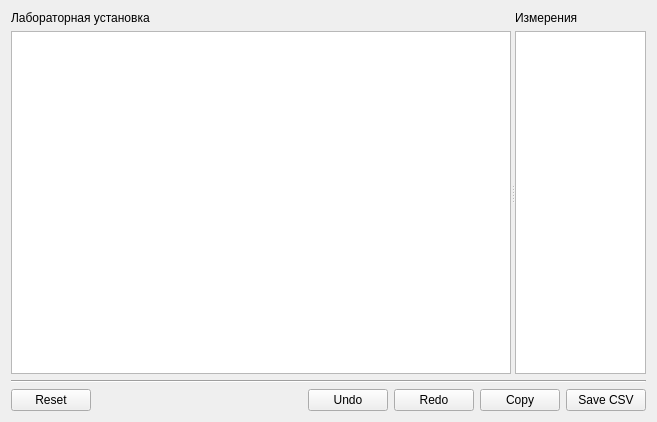
Kracav4ik/LabSimulator2019, file src/labs/lab3/lab3.ui: the form before one commit.
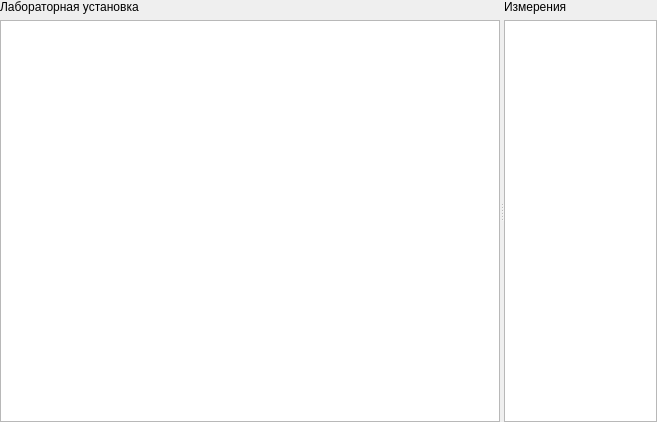
The form after the commit.

```diff
--- a/src/labs/lab3/lab3.ui
+++ b/src/labs/lab3/lab3.ui
@@ -14,6 +14,21 @@
    <string>Form</string>
   </property>
   <layout class="QVBoxLayout" name="verticalLayout_3">
+   <property name="spacing">
+    <number>0</number>
+   </property>
+   <property name="leftMargin">
+    <number>0</number>
+   </property>
+   <property name="topMargin">
+    <number>0</number>
+   </property>
+   <property name="rightMargin">
+    <number>0</number>
+   </property>
+   <property name="bottomMargin">
+    <number>0</number>
+   </property>
    <item>
     <widget class="QSplitter" name="splitter">
      <property name="sizePolicy">
@@ -74,79 +89,6 @@
      </widget>
     </widget>
    </item>
-   <item>
-    <widget class="Line" name="line">
-     <property name="orientation">
-      <enum>Qt::Horizontal</enum>
-     </property>
-    </widget>
-   </item>
-   <item>
-    <widget class="QWidget" name="widget" native="true">
-     <layout class="QHBoxLayout" name="horizontalLayout">
-      <property name="leftMargin">
-       <number>0</number>
-      </property>
-      <property name="topMargin">
-       <number>0</number>
-      </property>
-      <property name="rightMargin">
-       <number>0</number>
-      </property>
-      <property name="bottomMargin">
-       <number>0</number>
-      </property>
-      <item>
-       <widget class="QPushButton" name="resetButton">
-        <property name="text">
-         <string>Reset</string>
-        </property>
-       </widget>
-      </item>
-      <item>
-       <spacer name="horizontalSpacer">
-        <property name="orientation">
-         <enum>Qt::Horizontal</enum>
-        </property>
-        <property name="sizeHint" stdset="0">
-         <size>
-          <width>231</width>
-          <height>20</height>
-         </size>
-        </property>
-       </spacer>
-      </item>
-      <item>
-       <widget class="QPushButton" name="undoButton">
-        <property name="text">
-         <string>Undo</string>
-        </property>
-       </widget>
-      </item>
-      <item>
-       <widget class="QPushButton" name="redoButton">
-        <property name="text">
-         <string>Redo</string>
-        </property>
-       </widget>
-      </item>
-      <item>
-       <widget class="QPushButton" name="copy">
-        <property name="text">
-         <string>Copy</string>
-        </property>
-       </widget>
-      </item>
-      <item>
-       <widget class="QPushButton" name="saveCSV">
-        <property name="text">
-         <string>Save CSV</string>
-        </property>
-       </widget>
-      </item>
-     </layout>
-    </widget>
-   </item>
   </layout>
  </widget>
  <resources/>
```
